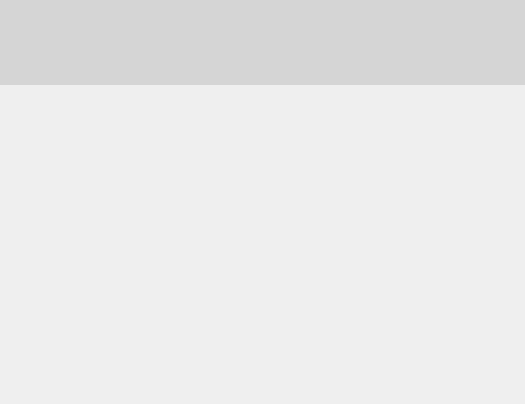
Qt form animation/ui/animationMW.ui (seaCheng/animation-gif) before a commit.
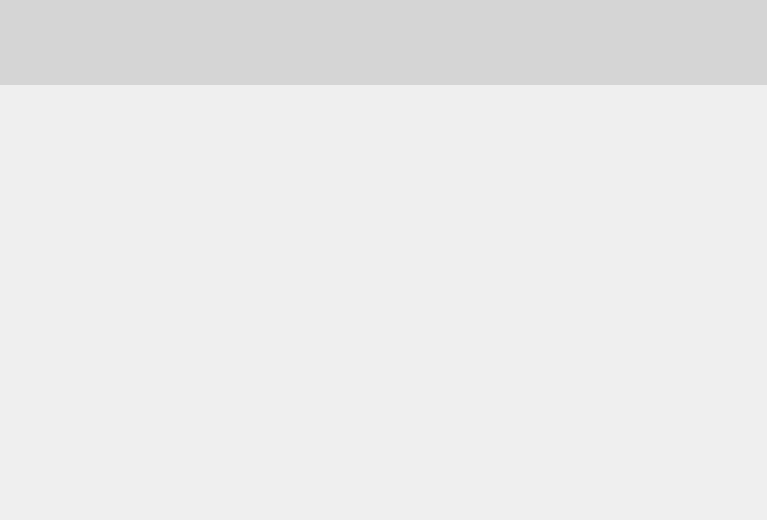
The same form after that commit. Custom widgets are drawn as their Qt base class.

Commit message: 视频导入选取优化

Diff of the .ui file:
```diff
--- a/animation/ui/animationMW.ui
+++ b/animation/ui/animationMW.ui
@@ -6,8 +6,8 @@
    <rect>
     <x>0</x>
     <y>0</y>
-    <width>525</width>
-    <height>404</height>
+    <width>767</width>
+    <height>520</height>
    </rect>
   </property>
   <property name="windowTitle">
@@ -31,7 +31,7 @@
      <number>0</number>
     </property>
     <property name="bottomMargin">
-     <number>0</number>
+     <number>5</number>
     </property>
     <item>
      <widget class="QFrame" name="titleBar">
@@ -192,7 +192,7 @@
         <rect>
          <x>0</x>
          <y>0</y>
-         <width>525</width>
+         <width>767</width>
          <height>180</height>
         </rect>
        </property>
```
The commit also changes 2 other files.
